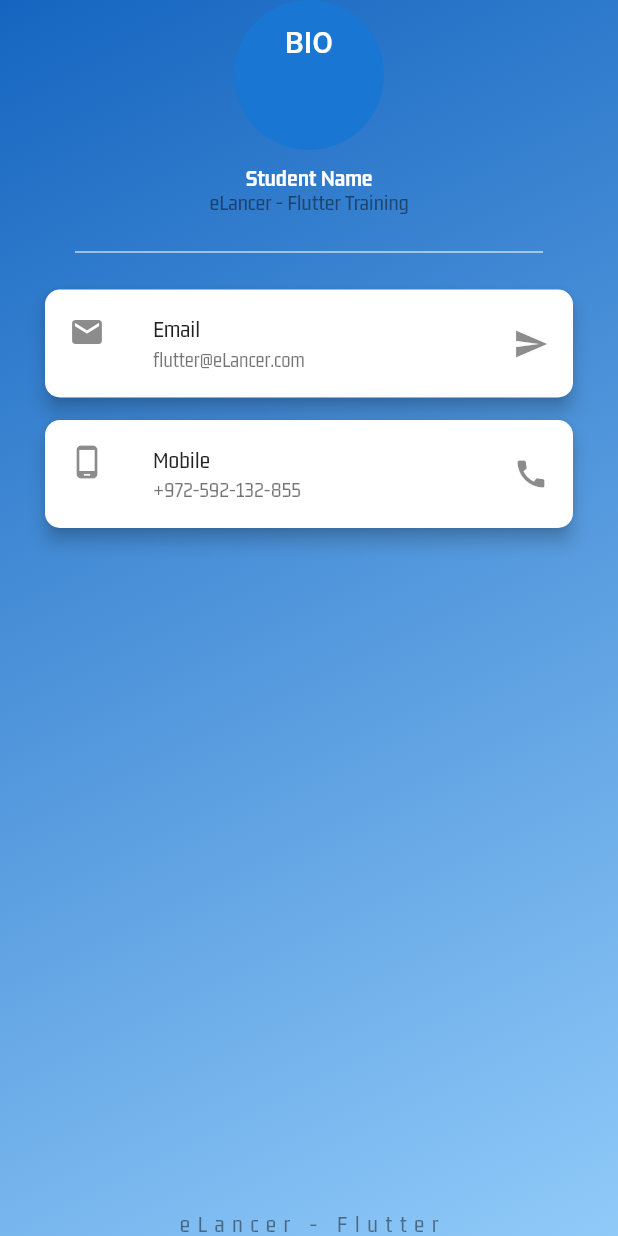
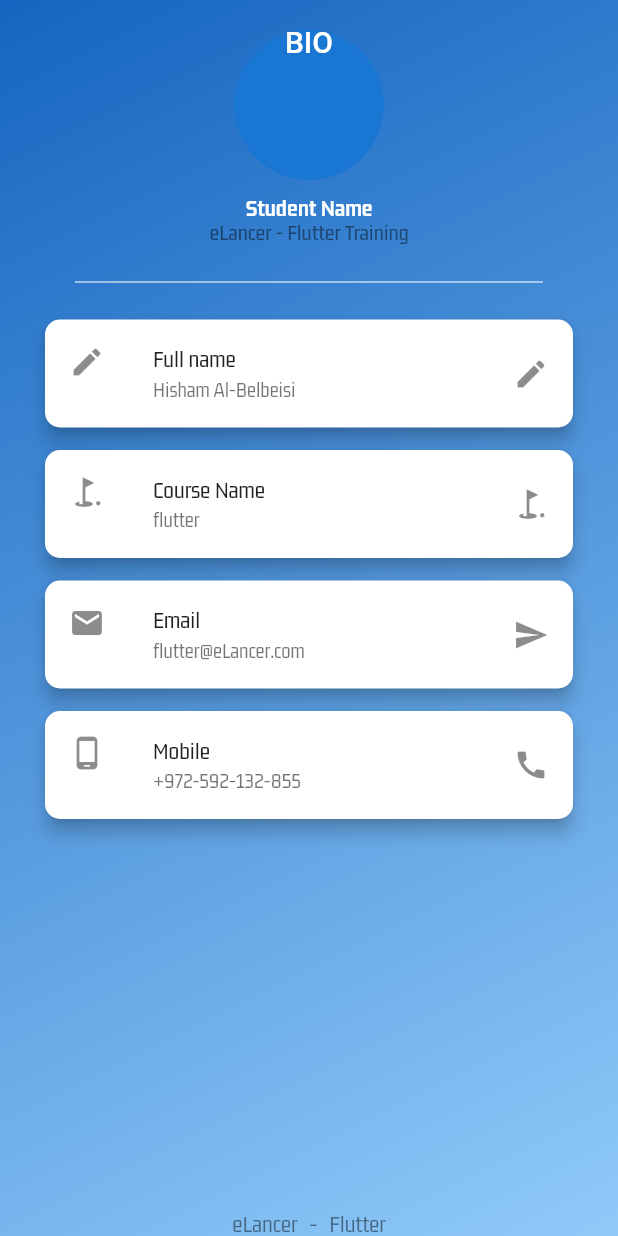
Before and after one commit to HishamZeyad1/eLancer-BioApp, a Flutter app: the screen it shows after launch, on a phone screen of 412 x 824 dp. Run offline on Flutter 3.47's test engine with Material 2 defaults, Android fonts, the phone set to English and light mode, and no system bars.

Commit message:
first commit

```diff
--- a/lib/screens/bio_screen.dart
+++ b/lib/screens/bio_screen.dart
@@ -9,10 +9,13 @@ class BioScreen extends StatelessWidget {
       appBar: AppBar(
         elevation: 0,
         backgroundColor: Colors.transparent,
-        title: const Text(
-          'BIO',
-          style: TextStyle(
-            color: Colors.white,
+        title: SizedBox(
+
+          child: const  Text(
+            'BIO',
+            style: TextStyle(
+              color: Colors.white,
+            ),
           ),
         ),
         centerTitle: true,
@@ -30,9 +33,11 @@ class BioScreen extends StatelessWidget {
           child: Column(
             mainAxisAlignment: MainAxisAlignment.center,
             children: [
+              SizedBox(
+                height: 20,
+              ),
               CircleAvatar(
                 radius: 50,
-                  // backgroundImage:AssetImage("images/hisham.jpg")
               ),
               SizedBox(
                 height: 10,
@@ -63,6 +68,20 @@ class BioScreen extends StatelessWidget {
                 height: 50,
               ),
               BioCard(
+                leadingIcon: Icons.edit,
+                title: "Full name",
+                subTitle: 'Hisham Al-Belbeisi',
+                traillingIcon: Icons.edit,
+                marginBottom: 15,
+              ),
+              BioCard(
+                leadingIcon: Icons.golf_course,
+                title: "Course Name",
+                subTitle: 'flutter',
+                traillingIcon: Icons.golf_course,
+                marginBottom: 15,
+              ),
+              BioCard(
                 leadingIcon: Icons.email,
                 title: "Email",
                 subTitle: 'flutter@eLancer.com',
@@ -82,7 +101,7 @@ class BioScreen extends StatelessWidget {
                   // fontWeight: FontWeight.w500,
                   fontSize: 16,
                   fontFamily: 'Gemunu',
-                  letterSpacing: 5
+                  wordSpacing: 5,
                 ),
               ),
             ],
```
